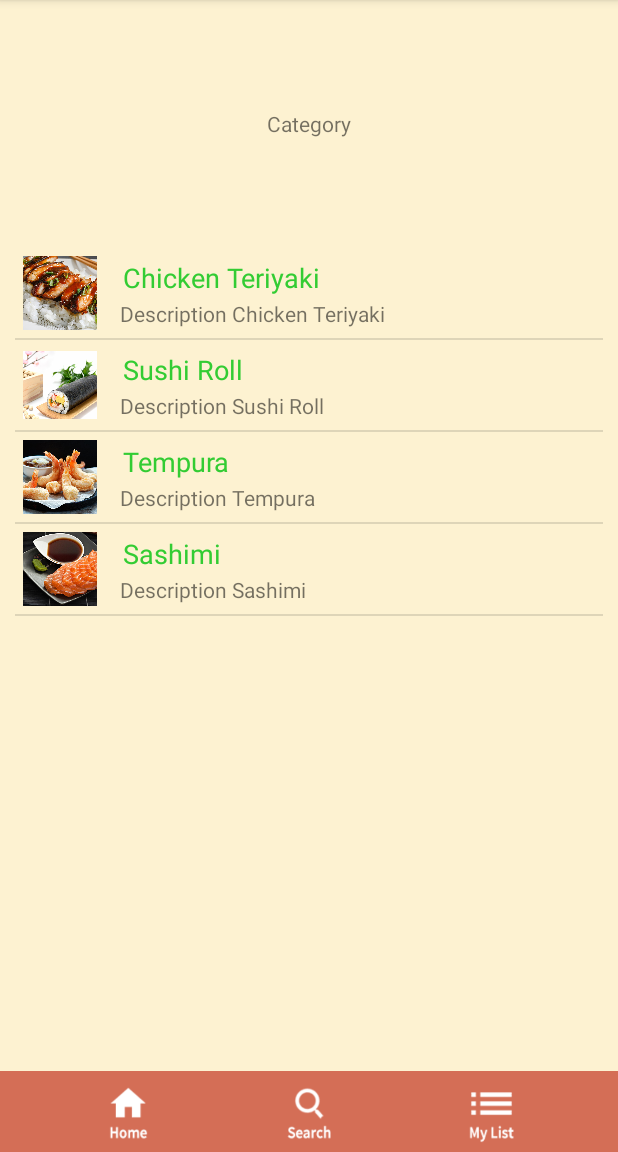
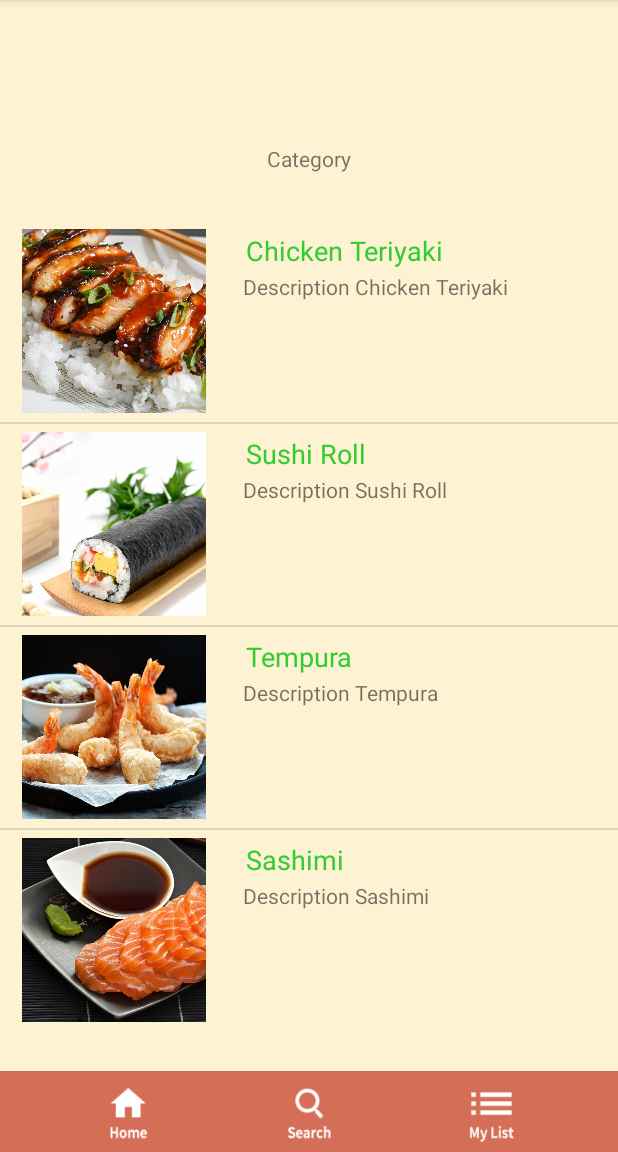
Before and after one commit to jco-requints/Yummers, an Android app: the screen it shows after launch (DisplayRecipes), after a tap on an icon or button, on a phone screen of 412 x 824 dp, the part 84-1236 px from its top. Run offline under Robolectric (Android 15) with nearby library versions, the phone set to English and light mode, and no system bars.

Commit message:
Improved the UI of Recipe List

```diff
--- a/app/src/main/res/layout/display_recipes.xml
+++ b/app/src/main/res/layout/display_recipes.xml
@@ -9,12 +9,38 @@
     <TextView
         android:id="@+id/food_category"
         android:layout_width="wrap_content"
-        android:layout_height="wrap_content"
+        android:layout_height="19dp"
+        android:layout_marginTop="96dp"
         android:text="@string/food_category"
-        app:layout_constraintBottom_toTopOf="@+id/LIST"
+        app:layout_constraintBottom_toTopOf="@+id/linearLayout2"
         app:layout_constraintEnd_toEndOf="parent"
         app:layout_constraintStart_toStartOf="parent"
         app:layout_constraintTop_toTopOf="parent" />
+
+    <LinearLayout
+        android:id="@+id/linearLayout2"
+        android:layout_width="0dp"
+        android:layout_height="0dp"
+        android:layout_marginTop="32dp"
+        android:orientation="vertical"
+        app:layout_constraintBottom_toTopOf="@+id/constraintLayout2"
+        app:layout_constraintEnd_toEndOf="parent"
+        app:layout_constraintHorizontal_bias="0.0"
+        app:layout_constraintStart_toStartOf="parent"
+        app:layout_constraintTop_toBottomOf="@+id/food_category">
+
+        <ListView
+            android:id="@+id/LIST"
+            android:layout_width="match_parent"
+            android:layout_height="wrap_content"
+            android:layout_alignParentLeft="true"
+            android:layout_alignParentTop="true"
+            app:layout_constraintBottom_toTopOf="@+id/constraintLayout2"
+            app:layout_constraintEnd_toEndOf="parent"
+            app:layout_constraintStart_toStartOf="parent"
+            app:layout_constraintTop_toBottomOf="@+id/food_category"
+            app:layout_constraintVertical_bias="1.0"></ListView>
+    </LinearLayout>
 
     <android.support.constraint.ConstraintLayout
         android:id="@+id/constraintLayout2"
@@ -74,17 +100,6 @@
 
     </android.support.constraint.ConstraintLayout>
 
-    <ListView
-        android:id="@+id/LIST"
-        android:layout_width="392dp"
-        android:layout_height="476dp"
-        android:layout_alignParentLeft="true"
-        android:layout_alignParentTop="true"
-        app:layout_constraintBottom_toTopOf="@+id/constraintLayout2"
-        app:layout_constraintEnd_toEndOf="parent"
-        app:layout_constraintStart_toStartOf="parent"
-        app:layout_constraintTop_toBottomOf="@+id/food_category"></ListView>
-
     <!--<ListView-->
     <!--android:id="@+id/foodList"-->
     <!--android:layout_width="match_parent"-->
--- a/app/src/main/res/layout/mylist.xml
+++ b/app/src/main/res/layout/mylist.xml
@@ -6,29 +6,31 @@
 
     <ImageView
         android:id="@+id/icon"
-        android:layout_width="60dp"
-        android:layout_height="60dp"
+        android:layout_width="152dp"
+        android:layout_height="133dp"
         android:padding="5dp" />
 
-    <LinearLayout android:layout_width="wrap_content"
-        android:layout_height="wrap_content"
+    <LinearLayout
+        android:layout_width="236dp"
+        android:layout_height="134dp"
         android:orientation="vertical">
 
         <TextView
             android:id="@+id/item"
             android:layout_width="wrap_content"
             android:layout_height="wrap_content"
-            android:text="Medium Text"
-            android:textAppearance="?android:attr/textAppearanceMedium"
             android:layout_marginLeft="10dp"
             android:layout_marginTop="5dp"
             android:padding="2dp"
+            android:text="Medium Text"
+            android:textAppearance="?android:attr/textAppearanceMedium"
             android:textColor="#33CC33" />
+
         <TextView
             android:id="@+id/textView1"
             android:layout_width="wrap_content"
             android:layout_height="wrap_content"
-            android:text="TextView"
-            android:layout_marginLeft="10dp"/>
+            android:layout_marginLeft="10dp"
+            android:text="TextView" />
     </LinearLayout>
 </LinearLayout>
```
Also changed, not shown: app/src/main/res/drawable-mdpi/sushi.jpg.
